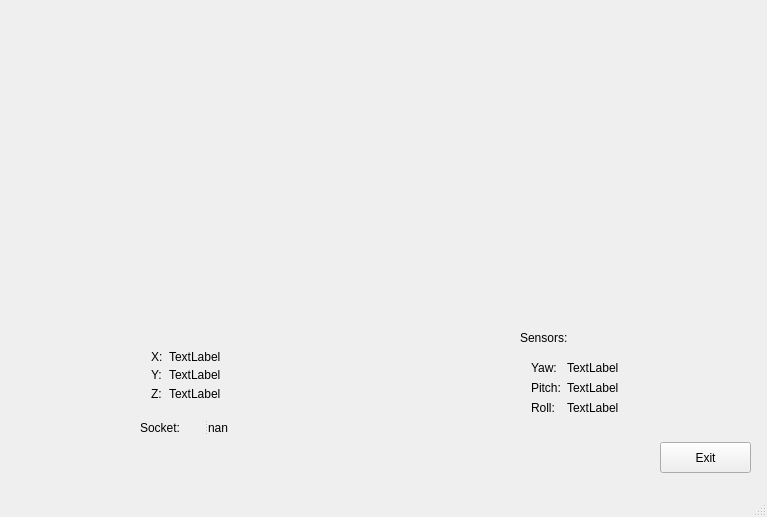
First picture: the form in mainwindow.ui, repository Kestrel96/Tryton, before the edit.
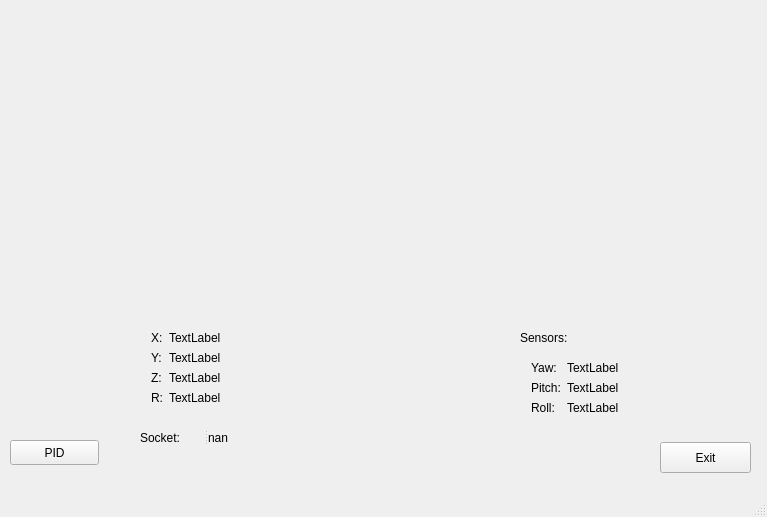
Second picture: the form after the edit.

What changed in the file:
```diff
--- a/mainwindow.ui
+++ b/mainwindow.ui
@@ -57,49 +57,63 @@
     <property name="geometry">
      <rect>
       <x>140</x>
-      <y>340</y>
+      <y>320</y>
       <width>91</width>
-      <height>71</height>
+      <height>101</height>
      </rect>
     </property>
     <layout class="QFormLayout" name="formLayout">
-     <item row="4" column="0">
-      <widget class="QLabel" name="ZLabel">
+     <item row="1" column="1">
+      <widget class="QLabel" name="x_value">
        <property name="text">
-        <string>Z:</string>
+        <string>TextLabel</string>
        </property>
       </widget>
      </item>
-     <item row="3" column="0">
-      <widget class="QLabel" name="YLabel">
-       <property name="text">
-        <string>Y:</string>
-       </property>
-      </widget>
-     </item>
-     <item row="2" column="0">
+     <item row="1" column="0">
       <widget class="QLabel" name="XLabel">
        <property name="text">
         <string>X:</string>
        </property>
       </widget>
      </item>
-     <item row="3" column="1">
+     <item row="2" column="1">
       <widget class="QLabel" name="y_value">
        <property name="text">
         <string>TextLabel</string>
        </property>
       </widget>
      </item>
-     <item row="4" column="1">
+     <item row="2" column="0">
+      <widget class="QLabel" name="YLabel">
+       <property name="text">
+        <string>Y:</string>
+       </property>
+      </widget>
+     </item>
+     <item row="3" column="1">
       <widget class="QLabel" name="z_value">
        <property name="text">
         <string>TextLabel</string>
        </property>
       </widget>
      </item>
-     <item row="2" column="1">
-      <widget class="QLabel" name="x_value">
+     <item row="3" column="0">
+      <widget class="QLabel" name="ZLabel">
+       <property name="text">
+        <string>Z:</string>
+       </property>
+      </widget>
+     </item>
+     <item row="4" column="0">
+      <widget class="QLabel" name="RLabel">
+       <property name="text">
+        <string>R:</string>
+       </property>
+      </widget>
+     </item>
+     <item row="4" column="1">
+      <widget class="QLabel" name="r_value">
        <property name="text">
         <string>TextLabel</string>
        </property>
@@ -191,7 +205,7 @@
     <property name="geometry">
      <rect>
       <x>140</x>
-      <y>420</y>
+      <y>430</y>
       <width>101</width>
       <height>16</height>
      </rect>
@@ -210,6 +224,19 @@
      </property>
     </widget>
    </widget>
+   <widget class="QPushButton" name="PID_PushButton">
+    <property name="geometry">
+     <rect>
+      <x>10</x>
+      <y>440</y>
+      <width>89</width>
+      <height>25</height>
+     </rect>
+    </property>
+    <property name="text">
+     <string>PID</string>
+    </property>
+   </widget>
   </widget>
   <widget class="QMenuBar" name="menuBar">
    <property name="geometry">
```
Left out of the diff: 6 changed lines with no effect on the pictures.
